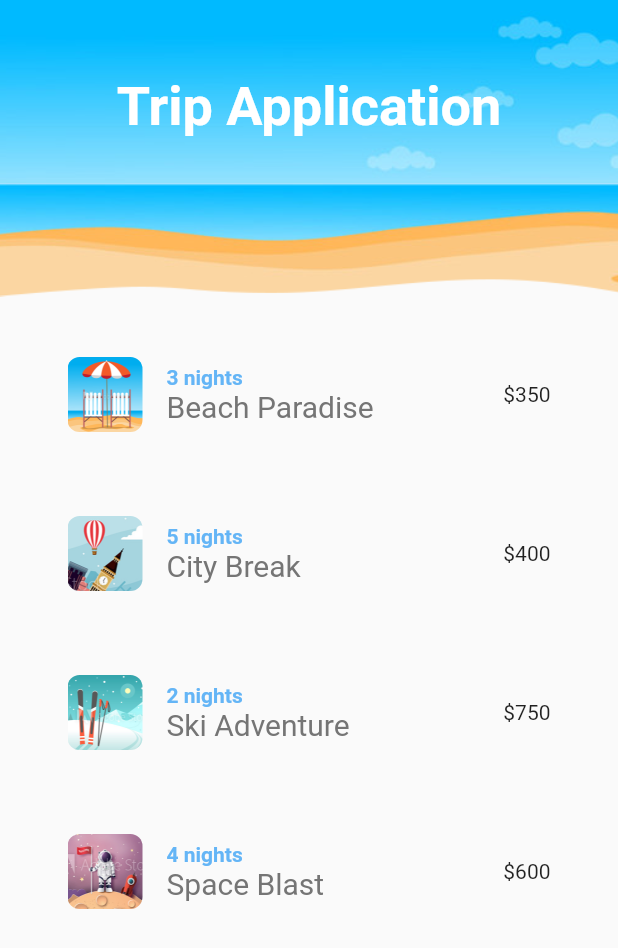
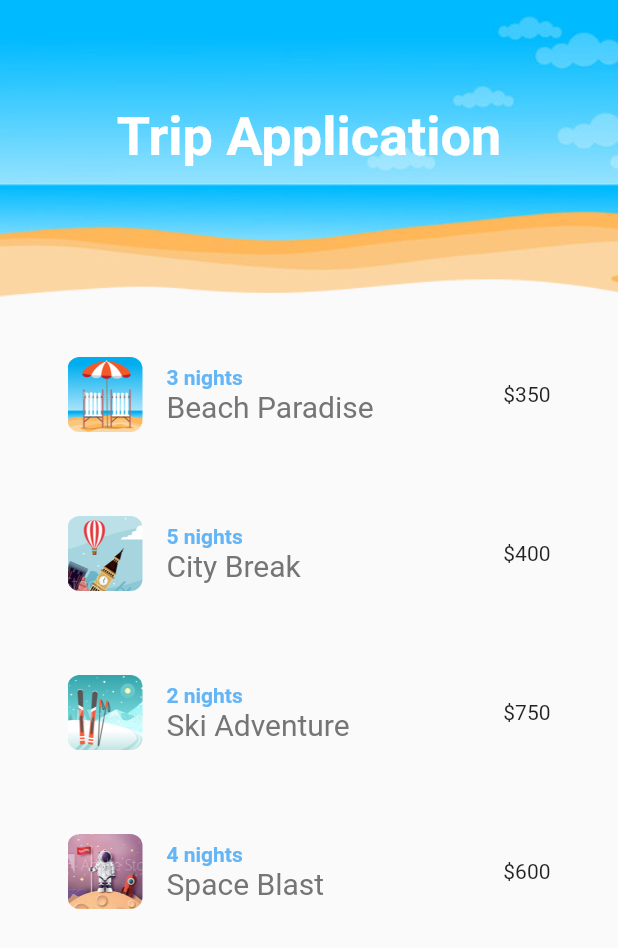
Before and after one commit to Qteam-tech/Trip_App, a Flutter app: the screen it shows after launch, on a phone screen of 412 x 824 dp. Shown: the top 948 px of the screen. Run offline on Flutter 3.47's test engine with Material 2 defaults, Android fonts, the phone set to English and light mode, and no system bars.

Commit message:
TweenAnimation ScreenTitle

```diff
--- a/lib/main.dart
+++ b/lib/main.dart
@@ -1,5 +1,4 @@
 import 'package:app_trip/screens/Home.dart';
-import 'package:app_trip/screens/sandBox.dart';
 import 'package:flutter/material.dart';
 
 void main() {
--- a/lib/shared/screenTitle.dart
+++ b/lib/shared/screenTitle.dart
@@ -6,10 +6,20 @@ class ScreenTitle extends StatelessWidget {
 
   @override
   Widget build(BuildContext context) {
-    return Text(
-      text,
-      style: const TextStyle(
-          fontSize: 36, color: Colors.white, fontWeight: FontWeight.bold),
-    );
+    return TweenAnimationBuilder(
+        duration: const Duration(seconds: 1),
+        tween: Tween<double>(begin: 0, end: 1),
+        builder: (BuildContext context, double _val, Widget? child) {
+          return Opacity(
+            opacity: _val,
+            child:
+                Padding(padding: EdgeInsets.only(top: _val * 20), child: child),
+          );
+        },
+        child: Text(
+          text,
+          style: const TextStyle(
+              fontSize: 36, color: Colors.white, fontWeight: FontWeight.bold),
+        ));
   }
 }
```
